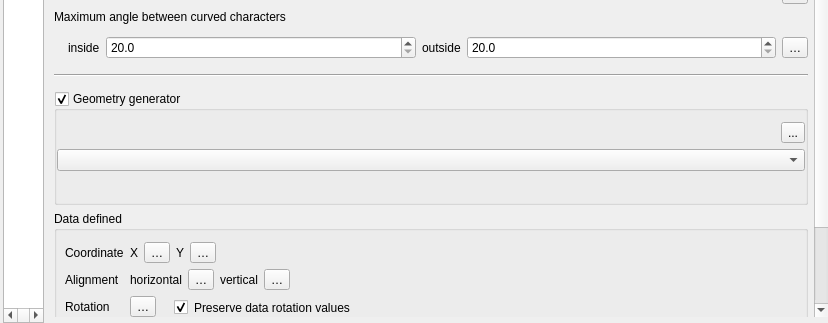
Qt form src/ui/qgstextformatwidgetbase.ui (qgis/QGIS) before a commit; both pictures show x 0 to 828 and y 758 to 1081 of the 828 by 1081 pixel window.
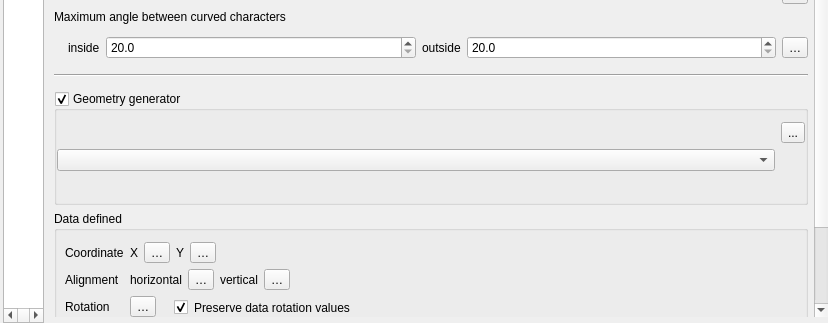
The same form after that commit. Icons and pictures are not drawn. Custom widgets are drawn as their Qt base class.

```diff
--- a/src/ui/qgstextformatwidgetbase.ui
+++ b/src/ui/qgstextformatwidgetbase.ui
@@ -3664,7 +3664,7 @@
                      <property name="geometry">
                       <rect>
                        <x>0</x>
-                       <y>-400</y>
+                       <y>-320</y>
                        <width>772</width>
                        <height>1211</height>
                       </rect>
@@ -5012,16 +5012,6 @@
                          <item row="1" column="0" rowspan="2">
                           <widget class="QgsCodeEditorExpression" name="mGeometryGenerator" native="true"/>
                          </item>
-                         <item row="3" column="0" colspan="2">
-                          <widget class="QComboBox" name="mGeometryGeneratorType">
-                           <property name="sizePolicy">
-                            <sizepolicy hsizetype="MinimumExpanding" vsizetype="Fixed">
-                             <horstretch>0</horstretch>
-                             <verstretch>0</verstretch>
-                            </sizepolicy>
-                           </property>
-                          </widget>
-                         </item>
                          <item row="2" column="1">
                           <spacer name="verticalSpacer_9">
                            <property name="orientation">
@@ -5052,6 +5042,16 @@
                            </property>
                           </widget>
                          </item>
+                         <item row="3" column="0">
+                          <widget class="QComboBox" name="mGeometryGeneratorType">
+                           <property name="sizePolicy">
+                            <sizepolicy hsizetype="MinimumExpanding" vsizetype="Fixed">
+                             <horstretch>0</horstretch>
+                             <verstretch>0</verstretch>
+                            </sizepolicy>
+                           </property>
+                          </widget>
+                         </item>
                         </layout>
                        </widget>
                       </item>
```
Left out of the diff: 2 changed lines with no effect on the pictures.
